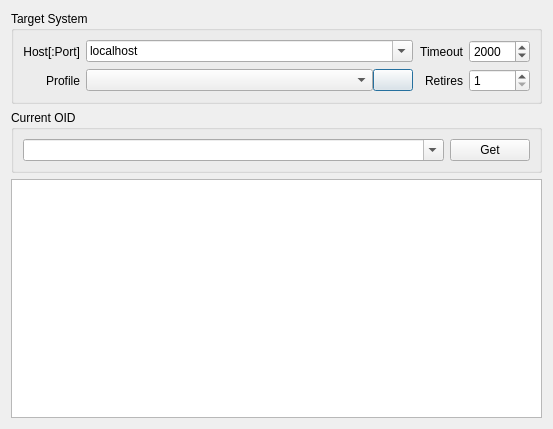
First picture: the form in views/snmpw/qMibGetTableDlg.ui, repository khomchenkovaa/QHostMonitor, before the edit.
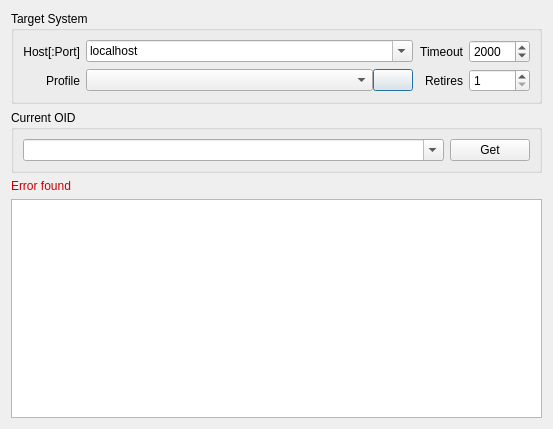
Second picture: the form after the edit. Icons and pictures are not drawn.

Patch:
```diff
--- a/views/snmpw/qMibGetTableDlg.ui
+++ b/views/snmpw/qMibGetTableDlg.ui
@@ -159,7 +159,64 @@
     </widget>
    </item>
    <item>
-    <widget class="QTableWidget" name="tableWidget"/>
+    <widget class="QLabel" name="lblError">
+     <property name="palette">
+      <palette>
+       <active>
+        <colorrole role="WindowText">
+         <brush brushstyle="SolidPattern">
+          <color alpha="255">
+           <red>204</red>
+           <green>0</green>
+           <blue>0</blue>
+          </color>
+         </brush>
+        </colorrole>
+       </active>
+       <inactive>
+        <colorrole role="WindowText">
+         <brush brushstyle="SolidPattern">
+          <color alpha="255">
+           <red>204</red>
+           <green>0</green>
+           <blue>0</blue>
+          </color>
+         </brush>
+        </colorrole>
+       </inactive>
+       <disabled>
+        <colorrole role="WindowText">
+         <brush brushstyle="SolidPattern">
+          <color alpha="255">
+           <red>190</red>
+           <green>190</green>
+           <blue>190</blue>
+          </color>
+         </brush>
+        </colorrole>
+       </disabled>
+      </palette>
+     </property>
+     <property name="text">
+      <string>Error found</string>
+     </property>
+     <property name="textFormat">
+      <enum>Qt::PlainText</enum>
+     </property>
+     <property name="pixmap">
+      <pixmap resource="../../qHostMonitor.qrc">:/img/status/tstBadContents.png</pixmap>
+     </property>
+     <property name="wordWrap">
+      <bool>true</bool>
+     </property>
+    </widget>
+   </item>
+   <item>
+    <widget class="QTableView" name="tableView">
+     <property name="alternatingRowColors">
+      <bool>true</bool>
+     </property>
+    </widget>
    </item>
   </layout>
  </widget>
```
